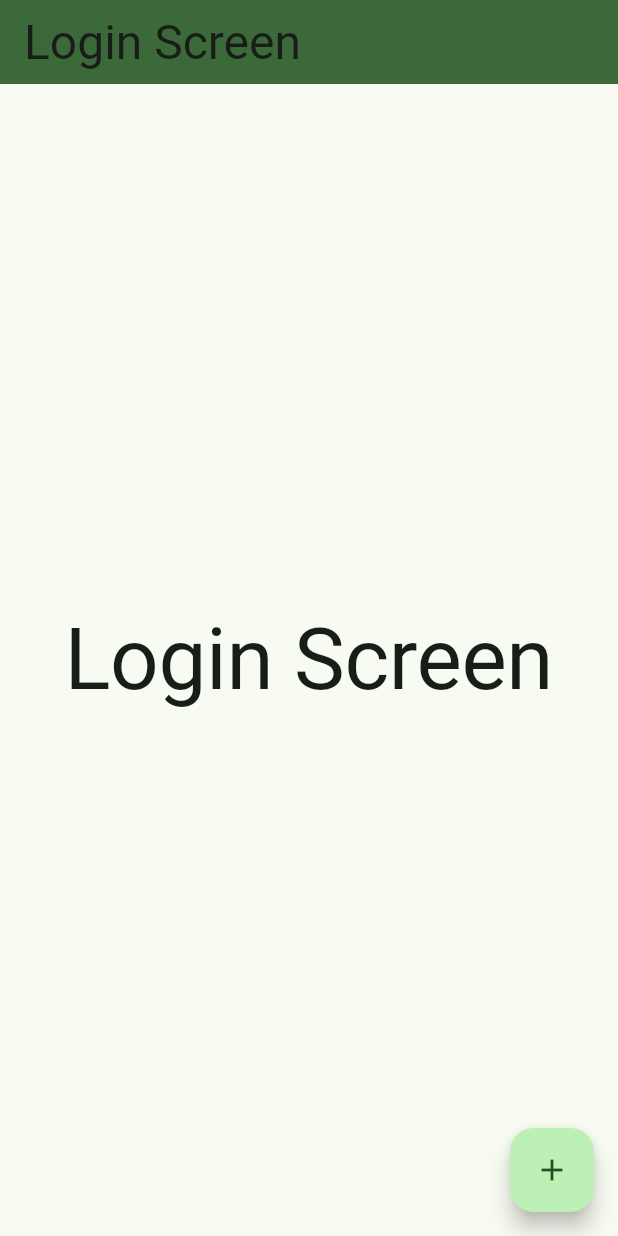
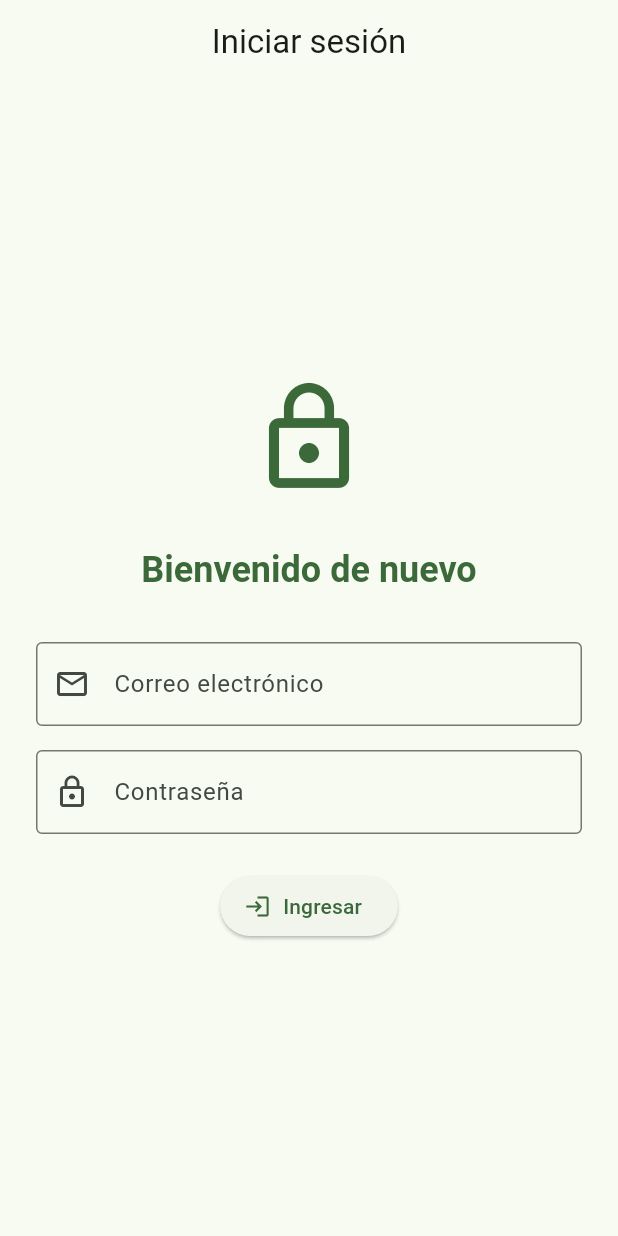
Before and after one commit to alilopez37/code_flutter, a Flutter app: the screen it shows after launch, on a phone screen of 412 x 824 dp. Run offline on Flutter 3.47's test engine with Material 3 defaults, Android fonts, the phone set to English and light mode, and no system bars; our stand-ins replace device_preview, flutter_dotenv, go_router.

Commit message:
ADD Rutas Protegidas

```diff
--- /dev/null
+++ b/lib/core/application/app_state.dart
@@ -0,0 +1,27 @@
+
+import 'package:flutter/cupertino.dart';
+
+enum AuthStatus {unknown, authenticated, unauthenticated}
+
+class AppState extends ChangeNotifier {
+  AuthStatus _authStatus = AuthStatus.unknown;
+
+  AuthStatus get authStatus => _authStatus;
+
+  Future<void> checkAuthStatus() async {
+    await Future.delayed(const Duration(seconds: 5));
+    _authStatus = AuthStatus.unauthenticated;
+    notifyListeners();
+  }
+
+
+  void login() {
+    _authStatus = AuthStatus.authenticated;
+    notifyListeners();
+  }
+
+  void logout() {
+    _authStatus = AuthStatus.unauthenticated;
+    notifyListeners();
+  }
+}
--- a/lib/core/router/app_router.dart
+++ b/lib/core/router/app_router.dart
@@ -1,14 +1,30 @@
 
 import 'package:go_router/go_router.dart';
+import 'package:hotreload/core/application/app_state.dart';
 import 'package:hotreload/core/router/routes.dart';
 import 'package:hotreload/features/home/presentation/pages/home_screen.dart';
-import 'package:hotreload/features/login/presentation/pages/login_screen.dart';
 import 'package:hotreload/features/profile/presentation/pages/profile_screen.dart';
 import 'package:hotreload/features/register/presentation/pages/register_screen.dart';
+import 'package:hotreload/features/auth/presentation/pages/splash_screen.dart';
+import 'package:provider/provider.dart';
 
-final GoRouter appRouter = GoRouter(
-  initialLocation: AppRoutes.loginPath,
+import '../../features/auth/presentation/pages/login_screen.dart';
+
+class AppRouter {
+  final AppState appState;
+
+  AppRouter({required this.appState});
+
+
+  late final GoRouter router = GoRouter(
+    initialLocation: AppRoutes.splashPath,
+    refreshListenable: appState,
     routes: [
+      GoRoute(
+          path: AppRoutes.splashPath,
+          name: AppRoutes.splash,
+          builder: (context, state) => const SplashScreen()
+      ),
       GoRoute(
           path: AppRoutes.loginPath,
           name: AppRoutes.login,
@@ -29,10 +45,35 @@ final GoRouter appRouter = GoRouter(
                 name: AppRoutes.profile,
                 builder: (context, state) {
                   final id = state.pathParameters['id']!;
-                return ProfileScreen(userId:id);
+                  return ProfileScreen(userId: id);
                 }
             ),
           ]
-    ),
+      )
     ],
+      redirect: (context, state) {
+        //final appState = Provider.of<AppState>(context, listen: false);
+        final authStatus = appState.authStatus;
+        final loc = state.matchedLocation;
+
+        print(authStatus);
+
+        switch (authStatus) {
+          case AuthStatus.unknown:
+          // Solo redirige si no estamos ya en Splash
+            return loc == AppRoutes.splashPath ? null : AppRoutes.splashPath;
+
+          case AuthStatus.unauthenticated:
+          // Bloquear rutas protegidas si no está autenticado
+            if (loc == AppRoutes.homePath || loc == AppRoutes.profilePath) {
+              return AppRoutes.loginPath;
+            }
+
+            return loc == AppRoutes.loginPath ? null : AppRoutes.loginPath;
+
+          case AuthStatus.authenticated:
+            return loc == AppRoutes.loginPath ? AppRoutes.homePath : null;
+        }
+      }
   );
+}
--- a/lib/core/router/routes.dart
+++ b/lib/core/router/routes.dart
@@ -1,10 +1,12 @@
 
 class AppRoutes {
+  static const String splash = 'splash';
   static const String home = 'home';
   static const String login = 'login';
   static const String register = 'register';
   static const String profile = 'profile';
 
+  static const String splashPath = '/';
   static const String homePath = '/home';
   static const String loginPath = '/login';
   static const String registerPath = '/register';
--- /dev/null
+++ b/lib/features/auth/presentation/pages/login_screen.dart
@@ -0,0 +1,60 @@
+
+import 'package:flutter/cupertino.dart';
+import 'package:flutter/material.dart';
+import 'package:hotreload/features/auth/presentation/widgets/login_form.dart';
+import 'package:provider/provider.dart';
+
+import '../providers/auth_notifier.dart';
+
+class LoginScreen extends StatelessWidget {
+  const LoginScreen({super.key});
+
+  @override
+  Widget build(BuildContext context) {
+    final theme = Theme.of(context);
+    final authNotifier = context.watch<AuthNotifier>();
+
+    return Scaffold(
+      appBar: AppBar(
+        title: const Text('Iniciar sesión'),
+        centerTitle: true,
+      ),
+      body: Center(
+        child: SingleChildScrollView(
+          padding: const EdgeInsets.symmetric(horizontal: 24),
+          child: Column(
+            mainAxisAlignment: MainAxisAlignment.center,
+            children: [
+              Icon(
+                Icons.lock_outline,
+                size: 80,
+                color: theme.colorScheme.primary,
+              ),
+              const SizedBox(height: 32),
+              Text(
+                'Bienvenido de nuevo',
+                style: theme.textTheme.headlineSmall?.copyWith(
+                  color: theme.colorScheme.primary,
+                  fontWeight: FontWeight.bold,
+                ),
+              ),
+              const SizedBox(height: 32),
+              const LoginForm(),
+              const SizedBox(height: 24),
+              if (authNotifier.isLoading)
+                const CircularProgressIndicator()
+              else
+                ElevatedButton.icon(
+                  onPressed: () {
+                    authNotifier.login();
+                  },
+                  icon: const Icon(Icons.login),
+                  label: const Text('Ingresar'),
+                ),
+            ],
+          ),
+        ),
+      ),
+    );
+  }
+}
--- /dev/null
+++ b/lib/features/auth/presentation/providers/auth_notifier.dart
@@ -0,0 +1,25 @@
+import 'package:flutter/foundation.dart';
+import 'package:hotreload/core/application/app_state.dart';
+
+class AuthNotifier extends ChangeNotifier {
+  final AppState _appState;
+  AuthNotifier(this._appState);
+
+  bool _isLoading = false;
+
+  bool get isLoading => _isLoading;
+
+  Future<void> login() async {
+    _isLoading = true;
+    notifyListeners();
+    await Future.delayed(const Duration(seconds: 5));
+
+    _isLoading = false;
+    notifyListeners();
+    _appState.login();
+  }
+
+  void logout() {
+    _appState.logout();
+  }
+}
--- /dev/null
+++ b/lib/features/auth/presentation/widgets/login_form.dart
@@ -0,0 +1,73 @@
+
+// features/auth/presentation/widgets/login_form.dart
+import 'package:flutter/material.dart';
+
+class LoginForm extends StatefulWidget {
+  const LoginForm();
+
+  @override
+  State<LoginForm> createState() => _LoginFormState();
+}
+
+class _LoginFormState extends State<LoginForm> {
+  final _formKey = GlobalKey<FormState>();
+  final _emailCtrl = TextEditingController();
+  final _passwordCtrl = TextEditingController();
+
+  @override
+  void dispose() {
+    _emailCtrl.dispose();
+    _passwordCtrl.dispose();
+    super.dispose();
+  }
+
+  @override
+  Widget build(BuildContext context) {
+    final theme = Theme.of(context);
+
+    return Form(
+      key: _formKey,
+      child: Column(
+        children: [
+          TextFormField(
+            controller: _emailCtrl,
+            keyboardType: TextInputType.emailAddress,
+            decoration: InputDecoration(
+              labelText: 'Correo electrónico',
+              prefixIcon: const Icon(Icons.email_outlined),
+              border: const OutlineInputBorder(),
+            ),
+            validator: (value) {
+              if (value == null || value.isEmpty) {
+                return 'Campo obligatorio';
+              }
+              if (!value.contains('@')) {
+                return 'Correo no válido';
+              }
+              return null;
+            },
+          ),
+          const SizedBox(height: 16),
+          TextFormField(
+            controller: _passwordCtrl,
+            obscureText: true,
+            decoration: InputDecoration(
+              labelText: 'Contraseña',
+              prefixIcon: const Icon(Icons.lock_outline),
+              border: const OutlineInputBorder(),
+            ),
+            validator: (value) {
+              if (value == null || value.isEmpty) {
+                return 'Campo obligatorio';
+              }
+              if (value.length < 6) {
+                return 'Debe tener al menos 6 caracteres';
+              }
+              return null;
+            },
+          ),
+        ],
+      ),
+    );
+  }
+}
--- a/lib/features/login/presentation/pages/login_screen.dart
+++ /dev/null
@@ -1,30 +0,0 @@
-
-import 'package:flutter/cupertino.dart';
-import 'package:flutter/material.dart';
-import 'package:go_router/go_router.dart';
-import 'package:hotreload/core/router/routes.dart';
-
-class LoginScreen extends StatelessWidget {
-  const LoginScreen({super.key});
-
-  @override
-  Widget build(BuildContext context) {
-    return Scaffold(
-        appBar: AppBar(
-          title: Text('Login Screen',
-          style: Theme.of(context).textTheme.headlineLarge),
-          backgroundColor: Theme.of(context).colorScheme.primary,
-        ),
-        body: Center(
-          child: Text("Login Screen",
-              style: Theme.of(context).textTheme.displayLarge
-          ),),
-      floatingActionButton: FloatingActionButton(
-          onPressed: (){
-            context.go(AppRoutes.homePath);
-          },
-          child: Icon(Icons.add)
-      ),
-    );
-  }
-}
--- a/lib/myapp.dart
+++ b/lib/myapp.dart
@@ -2,15 +2,22 @@ import 'package:device_preview/device_preview.dart' show DevicePreview;
 import 'package:flutter/cupertino.dart';
 import 'package:flutter/material.dart';
 import 'package:hotreload/core/router/app_router.dart';
+import 'package:provider/provider.dart';
+
+import 'core/application/app_state.dart';
 
 class MyApp extends StatelessWidget {
   const MyApp({super.key});
 
   @override
   Widget build(BuildContext context) {
+    final appState = Provider.of<AppState>(context, listen: false);
+    appState.checkAuthStatus();
+
+    final appRouter = AppRouter(appState: appState);
     return MaterialApp.router(
       debugShowCheckedModeBanner: false,
-      routerConfig: appRouter,
+      routerConfig: appRouter.router,
       locale: DevicePreview.locale(context),
       builder: DevicePreview.appBuilder,
       theme: ThemeData(
```
Also changed, not shown: lib/features/auth/presentation/pages/splash_screen.dart (added, +13 -0 lines), lib/features/home/presentation/pages/home_screen.dart (+17 -4 lines), lib/main.dart (+12 -1 lines). Lines whose indentation alone changed are shown as unchanged.
